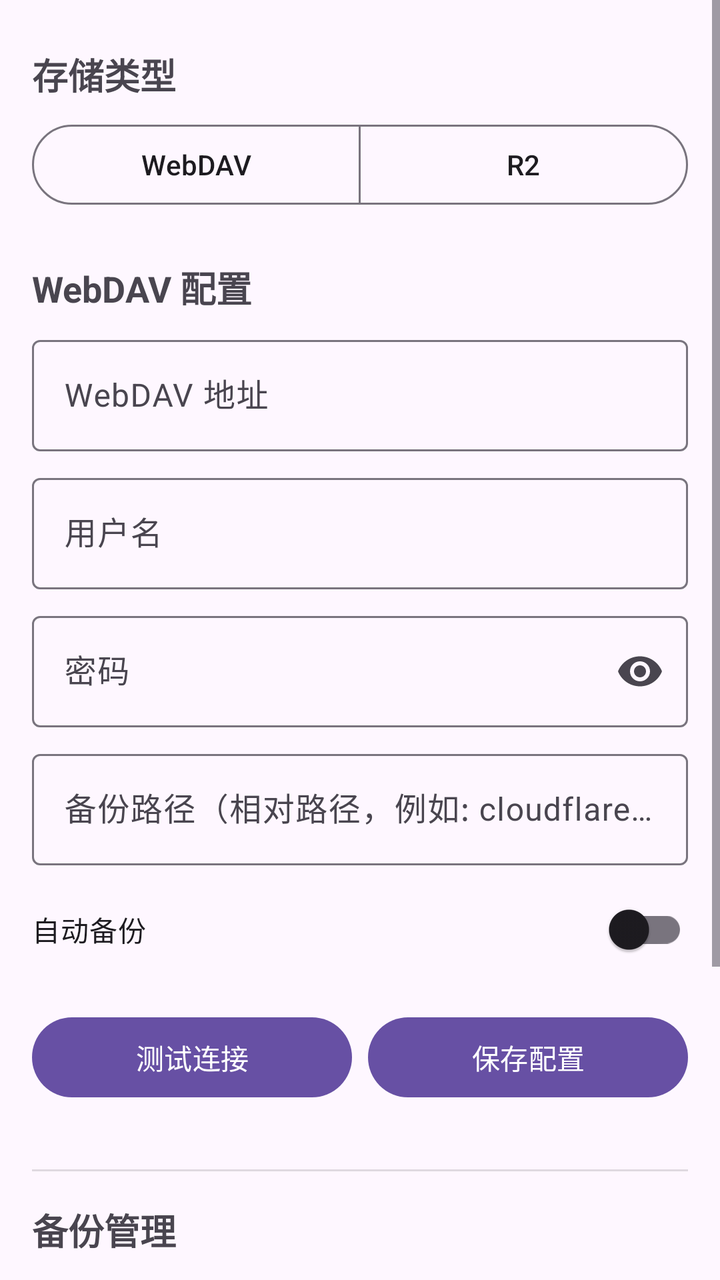
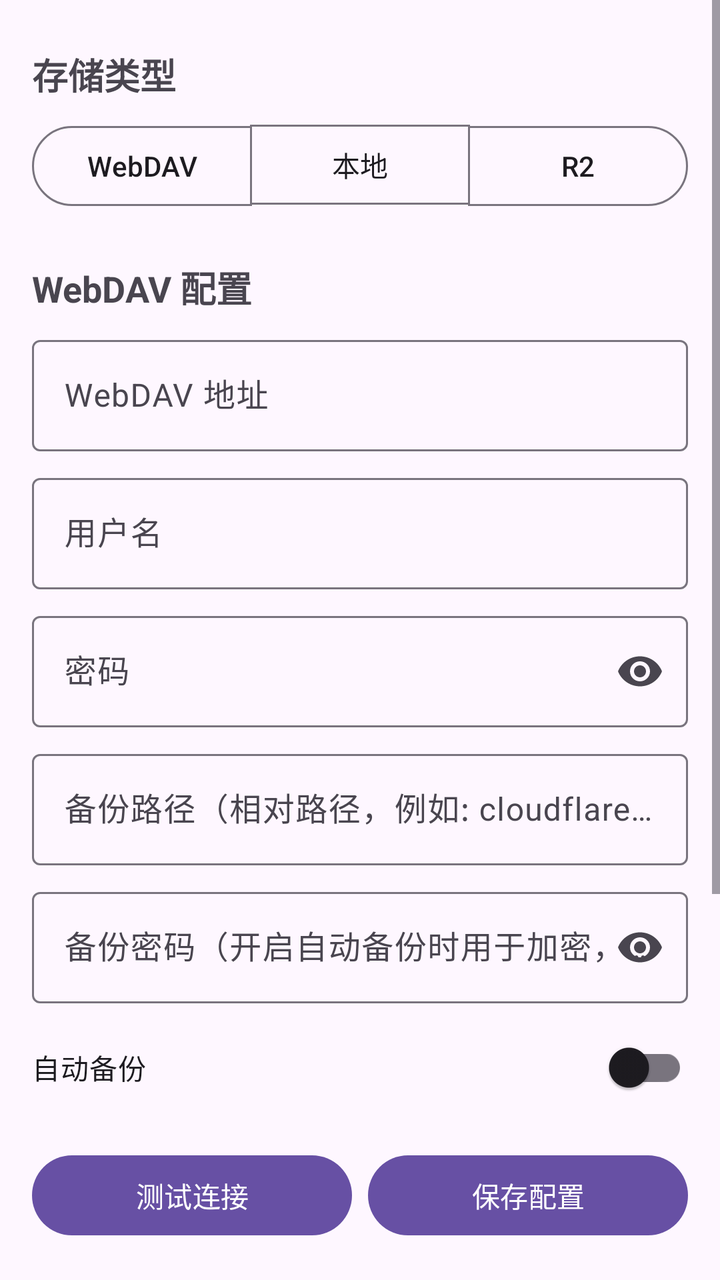

Screens rendered from an Android XML layout before and after an edit, with the pre-edit source and the edit as a unified diff.
<!-- AndroidManifest.xml: application theme AppTheme -->
<!-- res/layout/fragment_backup.xml -->
<?xml version="1.0" encoding="utf-8"?>
<ScrollView xmlns:android="http://schemas.android.com/apk/res/android"
    xmlns:app="http://schemas.android.com/apk/res-auto"
    android:layout_width="match_parent"
    android:layout_height="match_parent"
    android:fillViewport="true">

    <LinearLayout
        android:layout_width="match_parent"
        android:layout_height="wrap_content"
        android:orientation="vertical"
        android:padding="16dp">

        <com.google.android.material.progressindicator.LinearProgressIndicator
            android:id="@+id/progressIndicator"
            android:layout_width="match_parent"
            android:layout_height="wrap_content"
            android:visibility="gone"
            android:indeterminate="true" />

        <TextView
            android:layout_width="match_parent"
            android:layout_height="wrap_content"
            android:text="存储类型"
            android:textSize="18sp"
            android:textStyle="bold"
            android:layout_marginTop="8dp"
            android:layout_marginBottom="8dp" />

        <com.google.android.material.button.MaterialButtonToggleGroup
            android:id="@+id/storageTypeToggleGroup"
            android:layout_width="match_parent"
            android:layout_height="wrap_content"
            android:layout_marginBottom="16dp"
            app:singleSelection="true"
            app:selectionRequired="true">

            <com.google.android.material.button.MaterialButton
                android:id="@+id/webDavTypeButton"
                android:layout_width="0dp"
                android:layout_height="wrap_content"
                android:layout_weight="1"
                android:text="WebDAV"
                style="@style/Widget.Material3.Button.OutlinedButton" />

            <com.google.android.material.button.MaterialButton
                android:id="@+id/r2TypeButton"
                android:layout_width="0dp"
                android:layout_height="wrap_content"
                android:layout_weight="1"
                android:text="R2"
                style="@style/Widget.Material3.Button.OutlinedButton" />
        </com.google.android.material.button.MaterialButtonToggleGroup>

        <LinearLayout
            android:id="@+id/webDavConfigLayout"
            android:layout_width="match_parent"
            android:layout_height="wrap_content"
            android:orientation="vertical"
            android:visibility="visible">

            <TextView
                android:layout_width="match_parent"
                android:layout_height="wrap_content"
                android:text="WebDAV 配置"
                android:textSize="18sp"
                android:textStyle="bold"
                android:layout_marginTop="8dp"
                android:layout_marginBottom="8dp" />

        <com.google.android.material.textfield.TextInputLayout
            android:layout_width="match_parent"
            android:layout_height="wrap_content"
            android:hint="WebDAV 地址"
            android:layout_marginBottom="8dp"
            app:boxBackgroundMode="outline">

            <com.google.android.material.textfield.TextInputEditText
                android:id="@+id/urlInput"
                android:layout_width="match_parent"
                android:layout_height="wrap_content"
                android:inputType="textUri"
                android:singleLine="true" />
        </com.google.android.material.textfield.TextInputLayout>

        <com.google.android.material.textfield.TextInputLayout
            android:layout_width="match_parent"
            android:layout_height="wrap_content"
            android:hint="用户名"
            android:layout_marginBottom="8dp"
            app:boxBackgroundMode="outline">

            <com.google.android.material.textfield.TextInputEditText
                android:id="@+id/usernameInput"
                android:layout_width="match_parent"
                android:layout_height="wrap_content"
                android:inputType="text"
                android:singleLine="true" />
        </com.google.android.material.textfield.TextInputLayout>

        <com.google.android.material.textfield.TextInputLayout
            android:layout_width="match_parent"
            android:layout_height="wrap_content"
            android:hint="密码"
            android:layout_marginBottom="8dp"
            app:boxBackgroundMode="outline"
            app:endIconMode="password_toggle">

            <com.google.android.material.textfield.TextInputEditText
                android:id="@+id/passwordInput"
                android:layout_width="match_parent"
                android:layout_height="wrap_content"
                android:inputType="textPassword"
                android:singleLine="true" />
        </com.google.android.material.textfield.TextInputLayout>

        <com.google.android.material.textfield.TextInputLayout
            android:layout_width="match_parent"
            android:layout_height="wrap_content"
            android:hint="备份路径（相对路径，例如: cloudflare_backups）"
            android:layout_marginBottom="8dp"
            app:boxBackgroundMode="outline">

            <com.google.android.material.textfield.TextInputEditText
                android:id="@+id/backupPathInput"
                android:layout_width="match_parent"
                android:layout_height="wrap_content"
                android:inputType="text"
                android:singleLine="true" />
        </com.google.android.material.textfield.TextInputLayout>

        <com.google.android.material.switchmaterial.SwitchMaterial
            android:id="@+id/autoBackupSwitch"
            android:layout_width="match_parent"
            android:layout_height="wrap_content"
            android:text="自动备份"
            android:layout_marginBottom="16dp" />

        <LinearLayout
            android:layout_width="match_parent"
            android:layout_height="wrap_content"
            android:orientation="horizontal"
            android:layout_marginBottom="16dp">

            <com.google.android.material.button.MaterialButton
                android:id="@+id/testConnectionButton"
                android:layout_width="0dp"
                android:layout_height="wrap_content"
                android:layout_weight="1"
                android:text="测试连接"
                android:layout_marginEnd="8dp" />

            <com.google.android.material.button.MaterialButton
                android:id="@+id/saveConfigButton"
                android:layout_width="0dp"
                android:layout_height="wrap_content"
                android:layout_weight="1"
                android:text="保存配置" />
        </LinearLayout>
        </LinearLayout>

        <LinearLayout
            android:id="@+id/r2ConfigLayout"
            android:layout_width="match_parent"
            android:layout_height="wrap_content"
            android:orientation="vertical"
            android:visibility="gone">

            <TextView
                android:layout_width="match_parent"
                android:layout_height="wrap_content"
                android:text="R2 配置"
                android:textSize="18sp"
                android:textStyle="bold"
                android:layout_marginTop="8dp"
                android:layout_marginBottom="8dp" />

            <com.google.android.material.textfield.TextInputLayout
                android:layout_width="match_parent"
                android:layout_height="wrap_content"
                android:hint="选择账号"
                android:layout_marginBottom="8dp"
                app:boxBackgroundMode="outline"
                style="@style/Widget.Material3.TextInputLayout.OutlinedBox.ExposedDropdownMenu">

                <AutoCompleteTextView
                    android:id="@+id/accountInput"
                    android:layout_width="match_parent"
                    android:layout_height="wrap_content"
                    android:inputType="none" />
            </com.google.android.material.textfield.TextInputLayout>

            <com.google.android.material.textfield.TextInputLayout
                android:layout_width="match_parent"
                android:layout_height="wrap_content"
                android:hint="选择 Bucket"
                android:layout_marginBottom="8dp"
                app:boxBackgroundMode="outline"
                style="@style/Widget.Material3.TextInputLayout.OutlinedBox.ExposedDropdownMenu">

                <AutoCompleteTextView
                    android:id="@+id/bucketInput"
                    android:layout_width="match_parent"
                    android:layout_height="wrap_content"
                    android:inputType="text" />
            </com.google.android.material.textfield.TextInputLayout>

            <com.google.android.material.textfield.TextInputLayout
                android:layout_width="match_parent"
                android:layout_height="wrap_content"
                android:hint="备份路径（相对路径，例如: backups）"
                android:layout_marginBottom="8dp"
                app:boxBackgroundMode="outline">

                <com.google.android.material.textfield.TextInputEditText
                    android:id="@+id/r2BackupPathInput"
                    android:layout_width="match_parent"
                    android:layout_height="wrap_content"
                    android:inputType="text"
                    android:singleLine="true" />
            </com.google.android.material.textfield.TextInputLayout>

            <com.google.android.material.switchmaterial.SwitchMaterial
                android:id="@+id/r2AutoBackupSwitch"
                android:layout_width="match_parent"
                android:layout_height="wrap_content"
                android:text="自动备份"
                android:layout_marginBottom="16dp" />

            <LinearLayout
                android:layout_width="match_parent"
                android:layout_height="wrap_content"
                android:orientation="horizontal"
                android:layout_marginBottom="16dp">

                <com.google.android.material.button.MaterialButton
                    android:id="@+id/loadBucketsButton"
                    android:layout_width="0dp"
                    android:layout_height="wrap_content"
                    android:layout_weight="1"
                    android:text="加载Bucket"
                    android:layout_marginEnd="8dp" />

                <com.google.android.material.button.MaterialButton
                    android:id="@+id/saveR2ConfigButton"
                    android:layout_width="0dp"
                    android:layout_height="wrap_content"
                    android:layout_weight="1"
                    android:text="保存配置" />
            </LinearLayout>
        </LinearLayout>

        <View
            android:layout_width="match_parent"
            android:layout_height="1dp"
            android:background="?android:attr/listDivider"
            android:layout_marginVertical="16dp" />

        <TextView
            android:layout_width="match_parent"
            android:layout_height="wrap_content"
            android:text="备份管理"
            android:textSize="18sp"
            android:textStyle="bold"
            android:layout_marginBottom="8dp" />

        <LinearLayout
            android:layout_width="match_parent"
            android:layout_height="wrap_content"
            android:orientation="horizontal"
            android:layout_marginBottom="16dp">

            <com.google.android.material.button.MaterialButton
                android:id="@+id/backupButton"
                android:layout_width="0dp"
                android:layout_height="wrap_content"
                android:layout_weight="1"
                android:text="立即备份"
                android:layout_marginEnd="8dp" />

            <com.google.android.material.button.MaterialButton
                android:id="@+id/loadFilesButton"
                android:layout_width="0dp"
                android:layout_height="wrap_content"
                android:layout_weight="1"
                android:text="刷新列表" />
        </LinearLayout>

        <TextView
            android:layout_width="match_parent"
            android:layout_height="wrap_content"
            android:text="备份文件列表"
            android:textSize="16sp"
            android:textStyle="bold"
            android:layout_marginBottom="8dp" />

        <androidx.recyclerview.widget.RecyclerView
            android:id="@+id/backupFilesRecyclerView"
            android:layout_width="match_parent"
            android:layout_height="wrap_content"
            android:minHeight="100dp" />

    </LinearLayout>
</ScrollView>
<!-- resources referenced by this layout -->
<resources>
  <style name="AppTheme" parent="Base.AppTheme" />
  <style name="Base.AppTheme" parent="Theme.Material3.DayNight.NoActionBar">
      
      
    </style>
</resources>

<!-- the commit's change to res/layout/fragment_backup.xml (unified diff, before → after) -->
@@ -44,6 +44,14 @@
                 style="@style/Widget.Material3.Button.OutlinedButton" />
 
             <com.google.android.material.button.MaterialButton
+                android:id="@+id/localTypeButton"
+                android:layout_width="0dp"
+                android:layout_height="wrap_content"
+                android:layout_weight="1"
+                android:text="本地"
+                style="@style/Widget.Material3.Button.OutlinedButton" />
+
+            <com.google.android.material.button.MaterialButton
                 android:id="@+id/r2TypeButton"
                 android:layout_width="0dp"
                 android:layout_height="wrap_content"
@@ -129,6 +137,23 @@
                 android:singleLine="true" />
         </com.google.android.material.textfield.TextInputLayout>
 
+        <com.google.android.material.textfield.TextInputLayout
+            android:id="@+id/webDavBackupPasswordLayout"
+            android:layout_width="match_parent"
+            android:layout_height="wrap_content"
+            android:hint="备份密码（开启自动备份时用于加密，留空则不加密）"
+            android:layout_marginBottom="8dp"
+            app:boxBackgroundMode="outline"
+            app:endIconMode="password_toggle">
+
+            <com.google.android.material.textfield.TextInputEditText
+                android:id="@+id/webDavBackupPasswordInput"
+                android:layout_width="match_parent"
+                android:layout_height="wrap_content"
+                android:inputType="textPassword"
+                android:singleLine="true" />
+        </com.google.android.material.textfield.TextInputLayout>
+
         <com.google.android.material.switchmaterial.SwitchMaterial
             android:id="@+id/autoBackupSwitch"
             android:layout_width="match_parent"
@@ -220,6 +245,23 @@
                     android:singleLine="true" />
             </com.google.android.material.textfield.TextInputLayout>
 
+            <com.google.android.material.textfield.TextInputLayout
+                android:id="@+id/r2BackupPasswordLayout"
+                android:layout_width="match_parent"
+                android:layout_height="wrap_content"
+                android:hint="备份密码（开启自动备份时用于加密，留空则不加密）"
+                android:layout_marginBottom="8dp"
+                app:boxBackgroundMode="outline"
+                app:endIconMode="password_toggle">
+
+                <com.google.android.material.textfield.TextInputEditText
+                    android:id="@+id/r2BackupPasswordInput"
+                    android:layout_width="match_parent"
+                    android:layout_height="wrap_content"
+                    android:inputType="textPassword"
+                    android:singleLine="true" />
+            </com.google.android.material.textfield.TextInputLayout>
+
             <com.google.android.material.switchmaterial.SwitchMaterial
                 android:id="@+id/r2AutoBackupSwitch"
                 android:layout_width="match_parent"
@@ -250,6 +292,105 @@
             </LinearLayout>
         </LinearLayout>
 
+        <LinearLayout
+            android:id="@+id/localConfigLayout"
+            android:layout_width="match_parent"
+            android:layout_height="wrap_content"
+            android:orientation="vertical"
+            android:visibility="gone">
+
+            <TextView
+                android:layout_width="match_parent"
+                android:layout_height="wrap_content"
+                android:text="本地备份"
+                android:textSize="18sp"
+                android:textStyle="bold"
+                android:layout_marginTop="8dp"
+                android:layout_marginBottom="8dp" />
+
+            <com.google.android.material.card.MaterialCardView
+                android:layout_width="match_parent"
+                android:layout_height="wrap_content"
+                android:layout_marginBottom="12dp"
+                app:cardCornerRadius="8dp"
+                app:cardElevation="0dp"
+                app:strokeColor="?attr/colorOutlineVariant"
+                app:strokeWidth="1dp">
+
+                <LinearLayout
+                    android:layout_width="match_parent"
+                    android:layout_height="wrap_content"
+                    android:orientation="vertical"
+                    android:padding="12dp">
+
+                    <TextView
+                        android:id="@+id/localDirText"
+                        android:layout_width="match_parent"
+                        android:layout_height="wrap_content"
+                        android:text="当前目录: 应用私有目录（默认）"
+                        android:textSize="14sp"
+                        android:textColor="?attr/colorOnSurfaceVariant"
+                        android:layout_marginBottom="8dp" />
+
+                    <LinearLayout
+                        android:layout_width="match_parent"
+                        android:layout_height="wrap_content"
+                        android:orientation="horizontal">
+
+                        <com.google.android.material.button.MaterialButton
+                            android:id="@+id/chooseDirButton"
+                            android:layout_width="wrap_content"
+                            android:layout_height="wrap_content"
+                            android:text="选择其他目录"
+                            style="@style/Widget.Material3.Button.OutlinedButton" />
+
+                        <Space
+                            android:layout_width="0dp"
+                            android:layout_height="0dp"
+                            android:layout_weight="1" />
+
+                        <com.google.android.material.button.MaterialButton
+                            android:id="@+id/importBackupButton"
+                            android:layout_width="wrap_content"
+                            android:layout_height="wrap_content"
+                            android:text="导入备份"
+                            style="@style/Widget.Material3.Button.OutlinedButton" />
+                    </LinearLayout>
+                </LinearLayout>
+            </com.google.android.material.card.MaterialCardView>
+
+            <com.google.android.material.textfield.TextInputLayout
+                android:id="@+id/localBackupPasswordLayout"
+                android:layout_width="match_parent"
+                android:layout_height="wrap_content"
+                android:hint="备份密码（开启自动备份时用于加密，留空则不加密）"
+                android:layout_marginBottom="8dp"
+                app:boxBackgroundMode="outline"
+                app:endIconMode="password_toggle">
+
+                <com.google.android.material.textfield.TextInputEditText
+                    android:id="@+id/localBackupPasswordInput"
+                    android:layout_width="match_parent"
+                    android:layout_height="wrap_content"
+                    android:inputType="textPassword"
+                    android:singleLine="true" />
+            </com.google.android.material.textfield.TextInputLayout>
+
+            <com.google.android.material.switchmaterial.SwitchMaterial
+                android:id="@+id/localAutoBackupSwitch"
+                android:layout_width="match_parent"
+                android:layout_height="wrap_content"
+                android:text="自动备份"
+                android:layout_marginBottom="16dp" />
+
+            <com.google.android.material.button.MaterialButton
+                android:id="@+id/saveLocalConfigButton"
+                android:layout_width="match_parent"
+                android:layout_height="wrap_content"
+                android:text="保存配置"
+                android:layout_marginBottom="16dp" />
+        </LinearLayout>
+
         <View
             android:layout_width="match_parent"
             android:layout_height="1dp"
